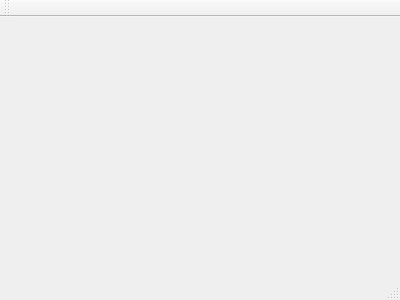
irgNemo/oscarMariscal, file CiaicMemorias/mainwindow.ui: the form before one commit.
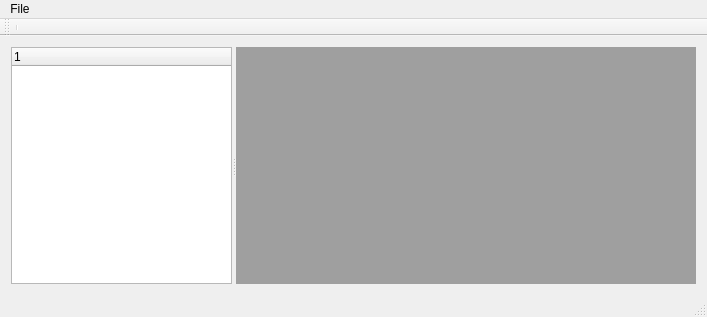
The form after the commit.

```diff
--- a/CiaicMemorias/mainwindow.ui
+++ b/CiaicMemorias/mainwindow.ui
@@ -1,24 +1,86 @@
 <ui version="4.0">
  <class>MainWindow</class>
- <widget class="QMainWindow" name="MainWindow" >
-  <property name="geometry" >
+ <widget class="QMainWindow" name="MainWindow">
+  <property name="geometry">
    <rect>
     <x>0</x>
     <y>0</y>
-    <width>400</width>
-    <height>300</height>
+    <width>707</width>
+    <height>317</height>
    </rect>
   </property>
   <property name="windowTitle" >
    <string>MainWindow</string>
   </property>
-  <widget class="QMenuBar" name="menuBar" />
-  <widget class="QToolBar" name="mainToolBar" />
-  <widget class="QWidget" name="centralWidget" />
-  <widget class="QStatusBar" name="statusBar" />
+  <widget class="QWidget" name="centralWidget">
+   <layout class="QVBoxLayout" name="verticalLayout_2">
+    <item>
+     <layout class="QVBoxLayout" name="verticalLayout">
+      <item>
+       <widget class="QSplitter" name="splitter">
+        <property name="orientation">
+         <enum>Qt::Horizontal</enum>
+        </property>
+        <widget class="QTreeWidget" name="treeWidget">
+         <property name="minimumSize">
+          <size>
+           <width>220</width>
+           <height>0</height>
+          </size>
+         </property>
+         <column>
+          <property name="text">
+           <string notr="true">1</string>
+          </property>
+         </column>
+        </widget>
+        <widget class="QMdiArea" name="mdiArea"/>
+       </widget>
+      </item>
+     </layout>
+    </item>
+   </layout>
+  </widget>
+  <widget class="QMenuBar" name="menuBar">
+   <property name="geometry">
+    <rect>
+     <x>0</x>
+     <y>0</y>
+     <width>707</width>
+     <height>22</height>
+    </rect>
+   </property>
+   <widget class="QMenu" name="menuFile">
+    <property name="title">
+     <string>File</string>
+    </property>
+    <addaction name="actionOpen_project"/>
+   </widget>
+   <addaction name="menuFile"/>
+  </widget>
+  <widget class="QToolBar" name="mainToolBar">
+   <property name="minimumSize">
+    <size>
+     <width>0</width>
+     <height>10</height>
+    </size>
+   </property>
+   <attribute name="toolBarArea">
+    <enum>TopToolBarArea</enum>
+   </attribute>
+   <attribute name="toolBarBreak">
+    <bool>false</bool>
+   </attribute>
+   <addaction name="separator"/>
+  </widget>
+  <widget class="QStatusBar" name="statusBar"/>
+  <action name="actionOpen_project">
+   <property name="text">
+    <string>Open project</string>
+   </property>
+  </action>
  </widget>
- <layoutDefault spacing="6" margin="11" />
- <pixmapfunction></pixmapfunction>
+ <layoutdefault spacing="6" margin="11"/>
  <resources/>
  <connections/>
 </ui>
```
Left out of the diff: 3 changed lines with no effect on the pictures.
